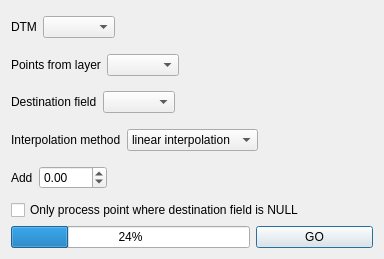
This is ui/ui_landit.ui in 3nids/rasterinterpolation as Qt 5 draws it before an edit. The edited form follows.
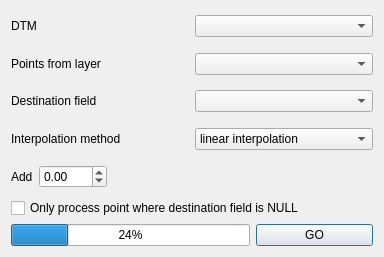
This is the edited form.

Diff of the .ui file:
```diff
--- a/ui/ui_landit.ui
+++ b/ui/ui_landit.ui
@@ -7,7 +7,7 @@
     <x>0</x>
     <y>0</y>
     <width>384</width>
-    <height>259</height>
+    <height>257</height>
    </rect>
   </property>
   <property name="windowTitle">
@@ -27,19 +27,6 @@
         </property>
        </widget>
       </item>
-      <item row="0" column="2">
-       <spacer name="horizontalSpacer_5">
-        <property name="orientation">
-         <enum>Qt::Horizontal</enum>
-        </property>
-        <property name="sizeHint" stdset="0">
-         <size>
-          <width>40</width>
-          <height>20</height>
-         </size>
-        </property>
-       </spacer>
-      </item>
       <item row="0" column="1">
        <widget class="QComboBox" name="dtmLayer"/>
       </item>
@@ -52,28 +39,15 @@
       <property name="margin">
        <number>0</number>
       </property>
-      <item row="1" column="0">
-       <widget class="QLabel" name="label">
-        <property name="text">
-         <string>Points from layer</string>
-        </property>
-       </widget>
-      </item>
       <item row="1" column="1">
        <widget class="QComboBox" name="sourceLayer"/>
       </item>
-      <item row="1" column="2">
-       <spacer name="horizontalSpacer">
-        <property name="orientation">
-         <enum>Qt::Horizontal</enum>
+      <item row="1" column="0">
+       <widget class="QLabel" name="label">
+        <property name="text">
+         <string>Points from layer</string>
         </property>
-        <property name="sizeHint" stdset="0">
-         <size>
-          <width>40</width>
-          <height>20</height>
-         </size>
-        </property>
-       </spacer>
+       </widget>
       </item>
      </layout>
     </widget>
@@ -134,19 +108,6 @@
         </property>
        </widget>
       </item>
-      <item row="0" column="2">
-       <spacer name="horizontalSpacer_2">
-        <property name="orientation">
-         <enum>Qt::Horizontal</enum>
-        </property>
-        <property name="sizeHint" stdset="0">
-         <size>
-          <width>40</width>
-          <height>20</height>
-         </size>
-        </property>
-       </spacer>
-      </item>
      </layout>
     </widget>
    </item>
@@ -156,28 +117,15 @@
       <property name="margin">
        <number>0</number>
       </property>
-      <item row="1" column="0">
-       <widget class="QLabel" name="label_2">
-        <property name="text">
-         <string>Destination field</string>
-        </property>
-       </widget>
-      </item>
       <item row="1" column="3">
        <widget class="QComboBox" name="destinationField"/>
       </item>
-      <item row="1" column="4">
-       <spacer name="horizontalSpacer_4">
-        <property name="orientation">
-         <enum>Qt::Horizontal</enum>
+      <item row="1" column="0">
+       <widget class="QLabel" name="label_2">
+        <property name="text">
+         <string>Destination field</string>
         </property>
-        <property name="sizeHint" stdset="0">
-         <size>
-          <width>40</width>
-          <height>20</height>
-         </size>
-        </property>
-       </spacer>
+       </widget>
       </item>
      </layout>
     </widget>
```
